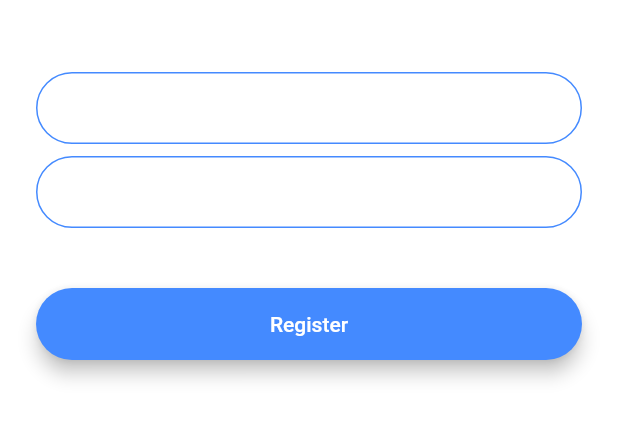
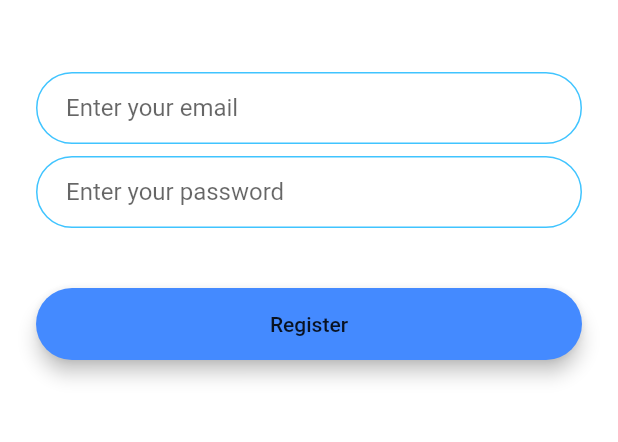
Before and after one commit to iivvy/Flash-App, a Flutter app: the screen it shows after launch, after a tap on "Register", on a phone screen of 412 x 824 dp, the part 576-1018 px from its top. Run offline on Flutter 3.47's test engine with Material 2 defaults, Android fonts, the phone set to English and light mode, and no system bars; our stand-ins replace animated_text_kit.

Commit message:
refactor the code

```diff
--- /dev/null
+++ b/lib/components/rounded_button.dart
@@ -0,0 +1,31 @@
+import 'package:flutter/material.dart';
+
+class RoundedButton extends StatelessWidget {
+  final Color color;
+  final String name ;
+  final String route;
+  const RoundedButton({Key? key,required this.color , required this.name,required this.route}) : super(key: key);
+
+  @override
+  Widget build(BuildContext context) {
+    return Padding(
+      padding: const EdgeInsets.symmetric(vertical: 16.0),
+      child: Material(
+        elevation: 5.0,
+        color: color,
+        borderRadius: BorderRadius.circular(30.0),
+        child: MaterialButton(
+          onPressed: () {
+            Navigator.pushNamed(context, route);
+            //Go to login screen.
+          },
+          minWidth: 200.0,
+          height: 42.0,
+          child: Text(
+            name,
+          ),
+        ),
+      ),
+    );
+  }
+}
--- a/lib/constants.dart
+++ b/lib/constants.dart
@@ -17,3 +17,21 @@ const kMessageContainerDecoration = BoxDecoration(
     top: BorderSide(color: Colors.lightBlueAccent, width: 2.0),
   ),
 );
+const kInputDecoration = InputDecoration(
+  hintText: ' ',
+  contentPadding:
+  EdgeInsets.symmetric(vertical: 10.0, horizontal: 20.0),
+  border: OutlineInputBorder(
+    borderRadius: BorderRadius.all(Radius.circular(32.0)),
+  ),
+  enabledBorder: OutlineInputBorder(
+    borderSide:
+    BorderSide(color: Colors.lightBlueAccent, width: 1.0),
+    borderRadius: BorderRadius.all(Radius.circular(32.0)),
+  ),
+  focusedBorder: OutlineInputBorder(
+    borderSide:
+    BorderSide(color: Colors.lightBlueAccent, width: 2.0),
+    borderRadius: BorderRadius.all(Radius.circular(32.0)),
+  ),
+);
--- a/lib/main.dart
+++ b/lib/main.dart
@@ -5,22 +5,24 @@ import 'package:chat_app/screens/welcome_screen.dart';
 import 'package:flutter/material.dart';
 
 
-void main() => runApp(FlashChat());
+void main() => runApp(const FlashChat());
 
 class FlashChat extends StatelessWidget {
+  const FlashChat({super.key});
+
   @override
   Widget build(BuildContext context) {
     return MaterialApp(
-      theme: ThemeData.dark().copyWith(
-        textTheme: const TextTheme(
-          bodyText1: TextStyle(color: Colors.black54),
-        ),
-      ),
+      // theme: ThemeData.dark().copyWith(
+      //   textTheme: const TextTheme(
+      //     bodyText1: TextStyle(color: Colors.black54),
+      //   ),
+      // ),
       initialRoute:'/' ,
       routes: {
-        '/':(context) =>WelcomeScreen (),
-        'login':(context)=> LoginScreen(),
-        'register':(context)=>RegistrationScreen(),
+        '/':(context) =>const WelcomeScreen (),
+        'login':(context)=> const LoginScreen(),
+        'register':(context)=>const RegistrationScreen(),
         'chat':(context)=>ChatScreen(),
       },
     );
--- a/lib/screens/login_screen.dart
+++ b/lib/screens/login_screen.dart
@@ -1,3 +1,5 @@
+import 'package:chat_app/components/rounded_button.dart';
+import 'package:chat_app/constants.dart';
 import 'package:flutter/material.dart';
 
 class LoginScreen extends StatefulWidget {
@@ -32,24 +34,25 @@ class _LoginScreenState extends State<LoginScreen> {
               onChanged: (value) {
                 //Do something with the user input.
               },
-              decoration: const InputDecoration(
-                hintText: 'Enter your email',
-                contentPadding:
-                EdgeInsets.symmetric(vertical: 10.0, horizontal: 20.0),
-                border: OutlineInputBorder(
-                  borderRadius: BorderRadius.all(Radius.circular(32.0)),
-                ),
-                enabledBorder: OutlineInputBorder(
-                  borderSide:
-                  BorderSide(color: Colors.lightBlueAccent, width: 1.0),
-                  borderRadius: BorderRadius.all(Radius.circular(32.0)),
-                ),
-                focusedBorder: OutlineInputBorder(
-                  borderSide:
-                  BorderSide(color: Colors.lightBlueAccent, width: 2.0),
-                  borderRadius: BorderRadius.all(Radius.circular(32.0)),
-                ),
-              ),
+              decoration:kInputDecoration.copyWith(hintText: 'Enter your email ')
+              // const InputDecoration(
+              //   hintText: 'Enter your email',
+              //   contentPadding:
+              //       EdgeInsets.symmetric(vertical: 10.0, horizontal: 20.0),
+              //   border: OutlineInputBorder(
+              //     borderRadius: BorderRadius.all(Radius.circular(32.0)),
+              //   ),
+              //   enabledBorder: OutlineInputBorder(
+              //     borderSide:
+              //         BorderSide(color: Colors.lightBlueAccent, width: 1.0),
+              //     borderRadius: BorderRadius.all(Radius.circular(32.0)),
+              //   ),
+              //   focusedBorder: OutlineInputBorder(
+              //     borderSide:
+              //         BorderSide(color: Colors.lightBlueAccent, width: 2.0),
+              //     borderRadius: BorderRadius.all(Radius.circular(32.0)),
+              //   ),
+              // ),
             ),
             const SizedBox(
               height: 8.0,
@@ -58,46 +61,13 @@ class _LoginScreenState extends State<LoginScreen> {
               onChanged: (value) {
                 //Do something with the user input.
               },
-              decoration: const InputDecoration(
-                hintText: 'Enter your password.',
-                contentPadding:
-                EdgeInsets.symmetric(vertical: 10.0, horizontal: 20.0),
-                border: OutlineInputBorder(
-                  borderRadius: BorderRadius.all(Radius.circular(32.0)),
-                ),
-                enabledBorder: OutlineInputBorder(
-                  borderSide:
-                  BorderSide(color: Colors.lightBlueAccent, width: 1.0),
-                  borderRadius: BorderRadius.all(Radius.circular(32.0)),
-                ),
-                focusedBorder: OutlineInputBorder(
-                  borderSide:
-                  BorderSide(color: Colors.lightBlueAccent, width: 2.0),
-                  borderRadius: BorderRadius.all(Radius.circular(32.0)),
-                ),
-              ),
+              decoration: kInputDecoration.copyWith(hintText: 'Enter your password')
             ),
             const SizedBox(
               height: 24.0,
             ),
-            Padding(
-              padding: const EdgeInsets.symmetric(vertical: 16.0),
-              child: Material(
-                color: Colors.lightBlueAccent,
-                borderRadius: const BorderRadius.all(Radius.circular(30.0)),
-                elevation: 5.0,
-                child: MaterialButton(
-                  onPressed: () {
-                    //Implement login functionality.
-                  },
-                  minWidth: 200.0,
-                  height: 42.0,
-                  child: const Text(
-                    'Log In',
-                  ),
-                ),
-              ),
-            ),
+            const RoundedButton(
+                color: Colors.lightBlueAccent, name: 'Log In', route: ''),
           ],
         ),
       ),
--- a/lib/screens/register_screen.dart
+++ b/lib/screens/register_screen.dart
@@ -1,3 +1,5 @@
+import 'package:chat_app/components/rounded_button.dart';
+import 'package:chat_app/constants.dart';
 import 'package:flutter/material.dart';
 
 class RegistrationScreen extends StatefulWidget {
@@ -12,14 +14,12 @@ class _RegistrationScreenState extends State<RegistrationScreen> {
   Widget build(BuildContext context) {
     return Scaffold(
       backgroundColor: Colors.white,
-
       body: Padding(
         padding: const EdgeInsets.symmetric(horizontal: 24.0),
         child: Column(
           mainAxisAlignment: MainAxisAlignment.center,
           crossAxisAlignment: CrossAxisAlignment.stretch,
           children: <Widget>[
-
             Hero(
               tag: 'logo',
               child: Container(
@@ -34,25 +34,8 @@ class _RegistrationScreenState extends State<RegistrationScreen> {
               onChanged: (value) {
                 //Do something with the user input.
               },
-              decoration: const InputDecoration(
-                hintText: 'Enter your email',
-                contentPadding:
-                EdgeInsets.symmetric(vertical: 10.0, horizontal: 20.0),
-                border: OutlineInputBorder(
-                  borderRadius: BorderRadius.all(Radius.circular(32.0)),
-                ),
-                enabledBorder: OutlineInputBorder(
-                  borderSide: BorderSide(color: Colors.blueAccent, width: 1.0),
-                  borderRadius: BorderRadius.all(Radius.circular(32.0)),
-                ),
-                focusedBorder: OutlineInputBorder(
-                  borderSide: BorderSide(color: Colors.blueAccent, width: 2.0),
-                  borderRadius: BorderRadius.all(Radius.circular(32.0)),
-                ),
-              ),
+              decoration: kInputDecoration.copyWith(hintText: 'Enter your email ')
             ),
-
-
             const SizedBox(
               height: 8.0,
             ),
@@ -60,46 +43,13 @@ class _RegistrationScreenState extends State<RegistrationScreen> {
               onChanged: (value) {
                 //Do something with the user input.
               },
-              decoration: const InputDecoration(
-                hintText: 'Enter your password',
-                contentPadding:
-                EdgeInsets.symmetric(vertical: 10.0, horizontal: 20.0),
-                border: OutlineInputBorder(
-                  borderRadius: BorderRadius.all(Radius.circular(32.0)),
-                ),
-                enabledBorder: OutlineInputBorder(
-                  borderSide: BorderSide(color: Colors.blueAccent, width: 1.0),
-                  borderRadius: BorderRadius.all(Radius.circular(32.0)),
-                ),
-                focusedBorder: OutlineInputBorder(
-                  borderSide: BorderSide(color: Colors.blueAccent, width: 2.0),
-                  borderRadius: BorderRadius.all(Radius.circular(32.0)),
-                ),
-              ),
+              decoration: kInputDecoration.copyWith(hintText: 'Enter your password')
             ),
             const SizedBox(
               height: 24.0,
             ),
-
-            Padding(
-              padding: const EdgeInsets.symmetric(vertical: 16.0),
-              child: Material(
-                color: Colors.blueAccent,
-                borderRadius: const BorderRadius.all(Radius.circular(30.0)),
-                elevation: 5.0,
-                child: MaterialButton(
-                  onPressed: () {
-                    //Implement registration functionality.
-                  },
-                  minWidth: 200.0,
-                  height: 42.0,
-                  child: const Text(
-                    'Register',
-                    style: TextStyle(color: Colors.white),
-                  ),
-                ),
-              ),
-            ),
+            const RoundedButton(
+                color: Colors.blueAccent, name: 'Register', route: ''),
           ],
         ),
       ),
--- a/lib/screens/welcome_screen.dart
+++ b/lib/screens/welcome_screen.dart
@@ -1,5 +1,6 @@
 import 'package:flutter/material.dart';
 import 'package:animated_text_kit/animated_text_kit.dart';
+import 'package:chat_app/components/rounded_button.dart';
 
 class WelcomeScreen extends StatefulWidget {
   const WelcomeScreen({super.key});
@@ -17,21 +18,20 @@ class _WelcomeScreenState extends State<WelcomeScreen>
     // TODO: implement initState
     super.initState();
     controller = AnimationController(
-      duration: const Duration(seconds:  2),
+      duration: const Duration(seconds: 2),
       vsync: this,
     );
-    animation =ColorTween(begin: Colors.grey,end: Colors.white).animate(controller);
+    animation =
+        ColorTween(begin: Colors.grey, end: Colors.white).animate(controller);
     controller.forward();
 
     controller.addListener(() {
-      setState(() {
-
-      });
-
+      setState(() {});
     });
   }
+
   @override
-  void dispose(){
+  void dispose() {
     controller.dispose();
     super.dispose();
   }
@@ -41,7 +41,7 @@ class _WelcomeScreenState extends State<WelcomeScreen>
     return Scaffold(
       backgroundColor: animation.value,
       body: Padding(
-        padding: EdgeInsets.symmetric(horizontal: 24.0),
+        padding: const EdgeInsets.symmetric(horizontal: 24.0),
         child: Column(
           mainAxisAlignment: MainAxisAlignment.center,
           crossAxisAlignment: CrossAxisAlignment.stretch,
@@ -51,66 +51,50 @@ class _WelcomeScreenState extends State<WelcomeScreen>
                 Hero(
                   tag: 'logo',
                   child: Container(
+                    height: 60,
                     child: Image.asset('images/logo.png'),
-                    height: 60,
                   ),
                 ),
-                DefaultTextStyle(style: const TextStyle(
-                  fontSize: 43,
-                  fontWeight: FontWeight.w900,
-                  color: Colors.grey,
-                ),
+                DefaultTextStyle(
+                    style: const TextStyle(
+                      fontSize: 43,
+                      fontWeight: FontWeight.w900,
+                      color: Colors.grey,
+                    ),
                     child: AnimatedTextKit(
-                        animatedTexts: [TypewriterAnimatedText('Flash Chat')]
-                    ))
-
-
-
-
-
+                        animatedTexts: [TypewriterAnimatedText('Flash Chat')]))
               ],
             ),
             const SizedBox(
               height: 48.0,
             ),
-            Padding(
-              padding: const EdgeInsets.symmetric(vertical: 16.0),
-              child: Material(
-                elevation: 5.0,
-                color: Colors.lightBlueAccent,
-                borderRadius: BorderRadius.circular(30.0),
-                child: MaterialButton(
-                  onPressed: () {
-                    Navigator.pushNamed(context, 'login');
-                    //Go to login screen.
-                  },
-                  minWidth: 200.0,
-                  height: 42.0,
-                  child: const Text(
-                    'Log In',
-                  ),
-                ),
-              ),
+            const RoundedButton(
+              color: Colors.lightBlueAccent,
+              name: 'Log In',
+              route: 'login',
             ),
-            Padding(
-              padding: const EdgeInsets.symmetric(vertical: 16.0),
-              child: Material(
-                color: Colors.blueAccent,
-                borderRadius: BorderRadius.circular(30.0),
-                elevation: 5.0,
-                child: MaterialButton(
-                  onPressed: () {
-                    //Go to registration screen.
-                    Navigator.pushNamed(context, 'register');
-                  },
-                  minWidth: 200.0,
-                  height: 42.0,
-                  child: const Text(
-                    'Register',
-                  ),
-                ),
-              ),
-            ),
+
+            // Padding(
+            //   padding: const EdgeInsets.symmetric(vertical: 16.0),
+            //   child: Material(
+            //     elevation: 5.0,
+            //     color: Colors.lightBlueAccent,
+            //     borderRadius: BorderRadius.circular(30.0),
+            //     child: MaterialButton(
+            //       onPressed: () {
+            //         Navigator.pushNamed(context, 'login');
+            //         //Go to login screen.
+            //       },
+            //       minWidth: 200.0,
+            //       height: 42.0,
+            //       child: const Text(
+            //         'Log In',
+            //       ),
+            //     ),
+            //   ),
+            // ),
+            const RoundedButton(
+                color: Colors.blueAccent, name: 'Register', route: 'register')
           ],
         ),
       ),
```
